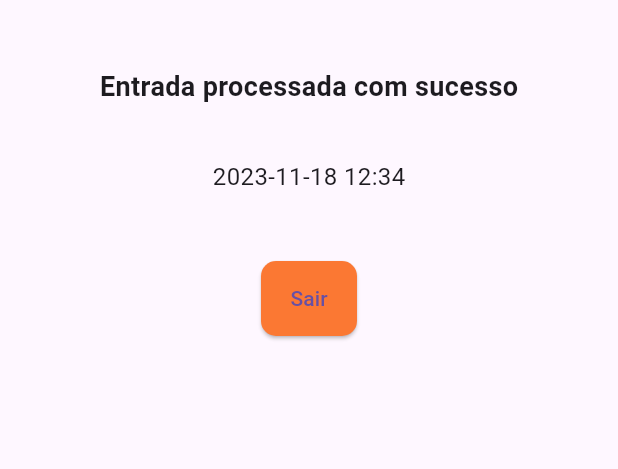
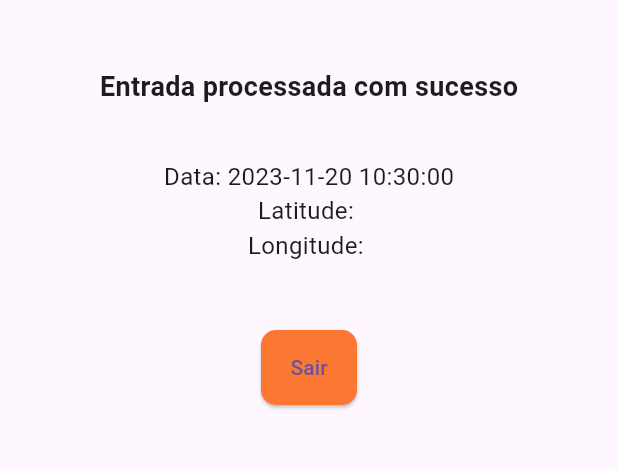
Before and after one commit to felipenatale/flutter_project, a Flutter app: the RegistroEntradaWidget screen opened directly, on a phone screen of 412 x 824 dp, the part 408-877 px from its top. Run offline on Flutter 3.47's test engine with Material 3 defaults, Android fonts, the phone set to English and light mode, and no system bars; our stand-ins replace floor, flutter_screenutil, geolocator, sqflite; accounts and stored records are empty; generated files the repository leaves out were written again.

Commit message:
feat: geolocation added

```diff
--- a/lib/screens/confirm_entrada.dart
+++ b/lib/screens/confirm_entrada.dart
@@ -1,14 +1,74 @@
 import 'package:flutter/material.dart';
 import 'package:flutter_final_project/screens/exit_app.dart';
+import 'package:geolocator/geolocator.dart';
 
-class RegistroEntradaWidget extends StatelessWidget {
+Future<Position> _determinePosition() async {
+  bool serviceEnabled;
+  LocationPermission permission;
+
+  // Test if location services are enabled.
+  serviceEnabled = await Geolocator.isLocationServiceEnabled();
+  if (!serviceEnabled) {
+    // Location services are not enabled don't continue
+    // accessing the position and request users of the
+    // App to enable the location services.
+    return Future.error('Location services are disabled.');
+  }
+
+  permission = await Geolocator.checkPermission();
+  if (permission == LocationPermission.denied) {
+    permission = await Geolocator.requestPermission();
+    if (permission == LocationPermission.denied) {
+      // Permissions are denied, next time you could try
+      // requesting permissions again (this is also where
+      // Android's shouldShowRequestPermissionRationale
+      // returned true. According to Android guidelines
+      // your App should show an explanatory UI now.
+      return Future.error('Location permissions are denied');
+    }
+  }
+
+  if (permission == LocationPermission.deniedForever) {
+    // Permissions are denied forever, handle appropriately.
+    return Future.error(
+        'Location permissions are permanently denied, we cannot request permissions.');
+  }
+
+  // When we reach here, permissions are granted and we can
+  // continue accessing the position of the device.
+
+  return await Geolocator.getCurrentPosition();
+}
+
+class RegistroEntradaWidget extends StatefulWidget {
   const RegistroEntradaWidget({super.key});
 
+  @override
+  State<RegistroEntradaWidget> createState() => _RegistroEntradaWidgetState();
+}
+
+class _RegistroEntradaWidgetState extends State<RegistroEntradaWidget> {
+  String _latitude = '';
+  String _longitude = '';
+
+  @override
+  void initState() {
+    _determinePosition().then((Position position) {
+      setState(() {
+        _latitude = position.latitude.toString();
+        _longitude = position.longitude.toString();
+      });
+      print(position.latitude);
+      print(position.longitude);
+    });
+    super.initState();
+  }
 
   @override
   Widget build(BuildContext context) {
+    String currentDate = DateTime.now().toString();
     String formattedDateTime =
-        "2023-11-18 12:34";
+        currentDate.substring(0, currentDate.indexOf('.'));
 
     return Scaffold(
       appBar: AppBar(
@@ -43,7 +103,21 @@ class RegistroEntradaWidget extends StatelessWidget {
                 ),
                 const SizedBox(height: 35),
                 Text(
-                  formattedDateTime,
+                  'Data: $formattedDateTime',
+                  style: const TextStyle(
+                    fontSize: 16,
+                    fontWeight: FontWeight.normal,
+                  ),
+                ),
+                Text(
+                  'Latitude: $_latitude',
+                  style: const TextStyle(
+                    fontSize: 16,
+                    fontWeight: FontWeight.normal,
+                  ),
+                ),
+                Text(
+                  'Longitude: $_longitude',
                   style: const TextStyle(
                     fontSize: 16,
                     fontWeight: FontWeight.normal,
--- a/pubspec.yaml
+++ b/pubspec.yaml
@@ -32,6 +32,7 @@ dependencies:
     sdk: flutter
   flutter_screenutil: ^5.9.0
   floor: ^1.4.2
+  geolocator: ^10.1.0
 
 
   # The following adds the Cupertino Icons font to your application.
```
Also changed, not shown: lib/main.dart (+43 -2 lines), pubspec.lock, 4 other files.
